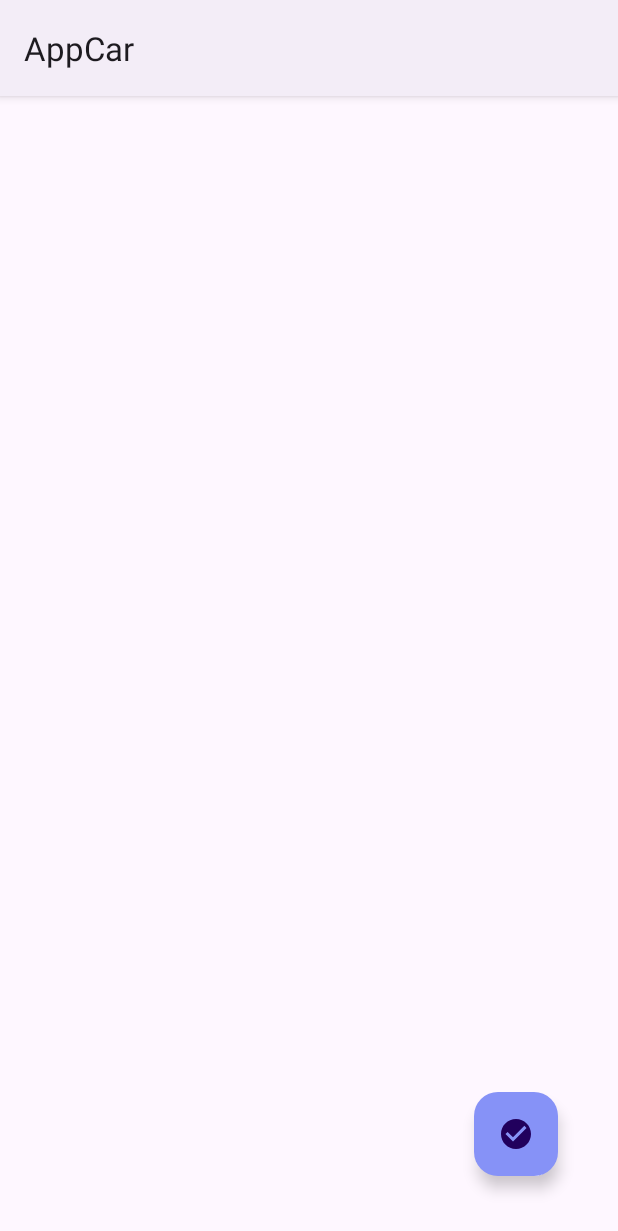
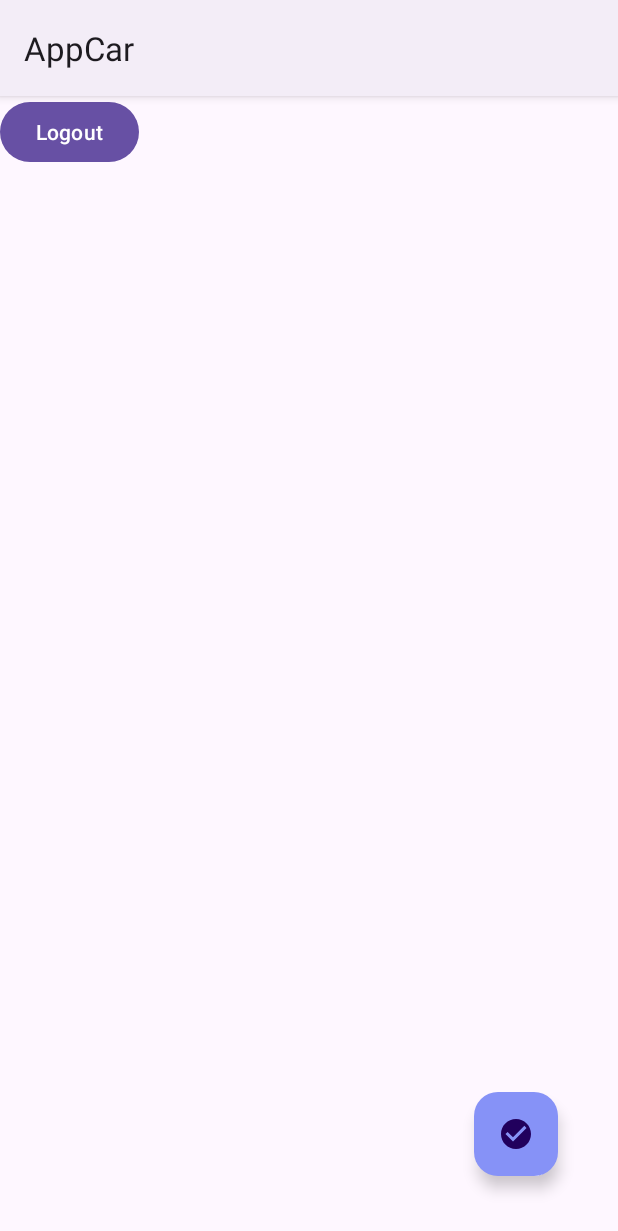
Before and after one commit to italoernest/AppCar, an Android app: the screen it shows after launch once a user with an empty profile is signed in (MainActivity), on a phone screen of 412 x 824 dp. Shown: the top 1231 px of the screen. Run offline under Robolectric (Android 15) with nearby library versions, the phone set to English and light mode, and no system bars; our stand-ins replace Firebase (no records; nobody signed in at launch, a user with empty details on screens opened directly).

Commit message:
Atualização 19/03

```diff
--- a/app/src/main/AndroidManifest.xml
+++ b/app/src/main/AndroidManifest.xml
@@ -3,6 +3,7 @@
     xmlns:tools="http://schemas.android.com/tools">
     <!-- inseir linha de permissão de acesso a internet -->
     <uses-permission android:name="android.permission.INTERNET" />
+    <uses-permission android:name="android.permission.READ_EXTERNAL_STORAGE"/>
 
     <application
         android:allowBackup="true"
--- a/app/src/main/java/br/com/bpstelecom/appcar/MainActivity.java
+++ b/app/src/main/java/br/com/bpstelecom/appcar/MainActivity.java
@@ -23,6 +23,26 @@ public class MainActivity extends AppCompatActivity {
         super.onCreate(savedInstanceState);
         setContentView(R.layout.activity_main);
 
+        auth = FirebaseAuth.getInstance();
+        button = findViewById(R.id.logout);
+        textView = findViewById(R.id.user_details);
+        user = auth.getCurrentUser();
+        if(user == null){
+            Intent intent = new Intent(getApplicationContext(), LoginActivity.class);
+            startActivities(new Intent[]{intent});
+            finish();
+        }else{
+            textView.setText(user.getEmail());
+        }
 
+        button.setOnClickListener(new View.OnClickListener() {
+            @Override
+            public void onClick(View view) {
+                FirebaseAuth.getInstance().signOut();
+                Intent intent = new Intent(getApplicationContext(), LoginActivity.class);
+                startActivities(new Intent[]{intent});
+                finish();
+            }
+        });
     }
 }
--- /dev/null
+++ b/app/src/main/res/drawable/ic_baseline_add_24.xml
@@ -0,0 +1,5 @@
+<vector android:height="24dp" android:tint="#FFFFFF"
+    android:viewportHeight="24" android:viewportWidth="24"
+    android:width="24dp" xmlns:android="http://schemas.android.com/apk/res/android">
+    <path android:fillColor="@android:color/white" android:pathData="M19,13h-6v6h-2v-6H5v-2h6V5h2v6h6v2z"/>
+</vector>
--- a/app/src/main/res/layout/activity_main.xml
+++ b/app/src/main/res/layout/activity_main.xml
@@ -20,4 +20,17 @@
         android:src="@drawable/baseline_check_circle_24"
         android:tint="@color/white" />
 
+
+    <TextView
+        android:id="@+id/user_details"
+        android:layout_width="wrap_content"
+        android:layout_height="wrap_content"
+        android:text="Óla mundo"/>
+
+    <Button
+        android:id="@+id/logout"
+        android:layout_width="wrap_content"
+        android:layout_height="wrap_content"
+        android:text="@string/logout"/>
+
 </RelativeLayout>
--- a/app/src/main/res/values/strings.xml
+++ b/app/src/main/res/values/strings.xml
@@ -9,4 +9,5 @@
     <string name="btn_cadastrar">Cadastrar</string>
     <string name="loginrNow">Click para Login</string>
     <string name="logout">Logout</string>
+    <string name="saving">Salvando....</string>
 </resources>
```
Also changed, not shown: app/src/main/res/layout/activity_upload.xml (+12 -2 lines), app/src/main/res/layout/progess_layout.xml (added, +23 -0 lines), app/src/main/res/drawable/uploadimg.jpg (added).
